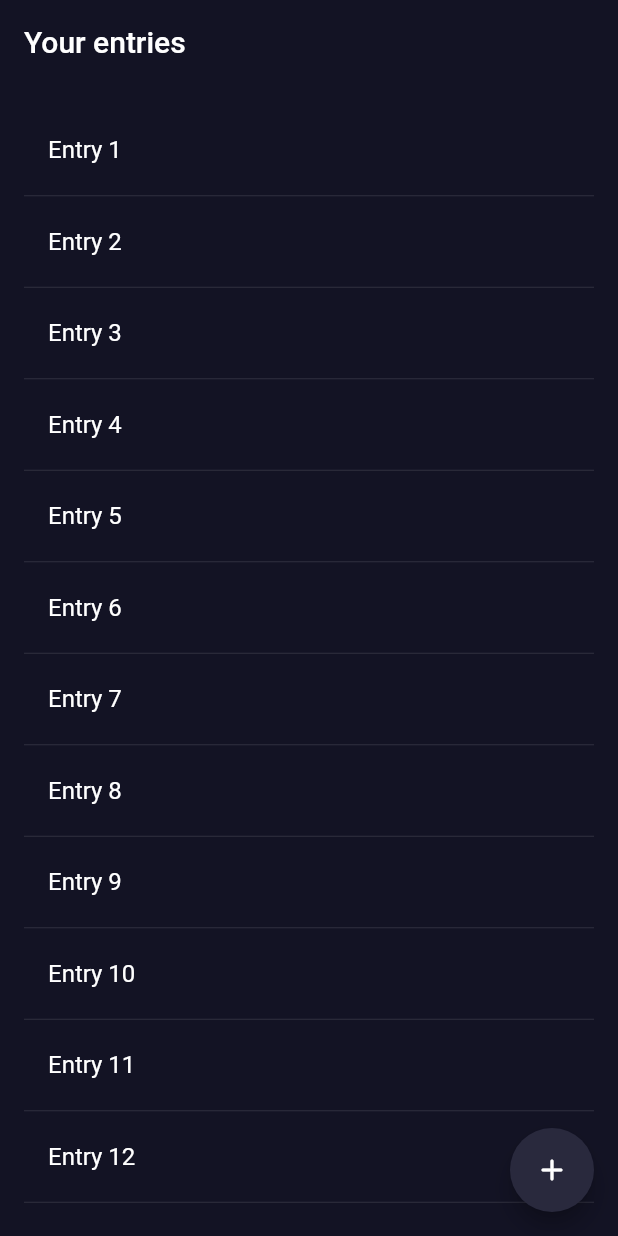
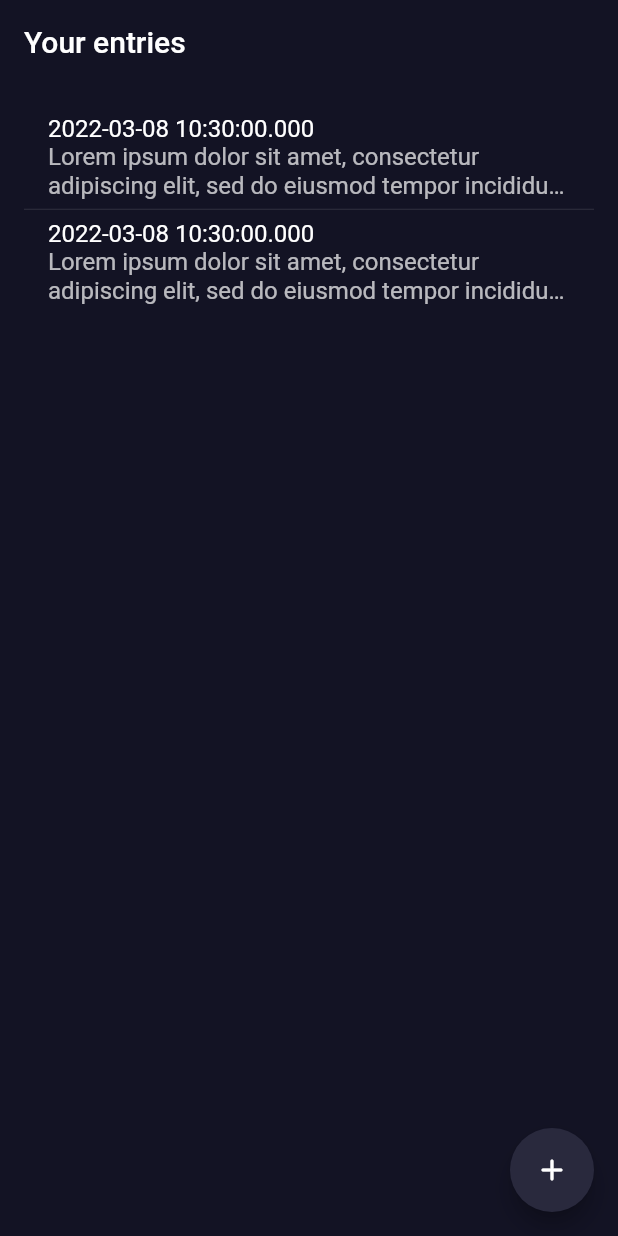
Before and after one commit to Basith-P/Dairy-App, a Flutter app: the screen it shows after launch, on a phone screen of 412 x 824 dp. Run offline on Flutter 3.47's test engine with Material 2 defaults, Android fonts, the phone set to English and light mode, and no system bars.

```diff
--- a/lib/config/routes/routes.dart
+++ b/lib/config/routes/routes.dart
@@ -9,7 +9,7 @@ const String authPage = 'auth';
 Route<dynamic> controller(RouteSettings settings) {
   switch (settings.name) {
     case homePage:
-      return MaterialPageRoute(builder: (_) => const HomePage());
+      return MaterialPageRoute(builder: (_) => HomePage());
     case authPage:
       return MaterialPageRoute(builder: (_) => AuthPage());
     default:
--- a/lib/config/themes/theme.dart
+++ b/lib/config/themes/theme.dart
@@ -11,7 +11,7 @@ class CustomTheme {
   static ThemeData get darkTheme => ThemeData.dark().copyWith(
         primaryColor: primaryColor,
         scaffoldBackgroundColor: primaryColorDark,
-        appBarTheme: AppBarTheme().copyWith(
+        appBarTheme: const AppBarTheme().copyWith(
           elevation: 0,
           backgroundColor: Colors.transparent,
         ),
--- a/lib/main.dart
+++ b/lib/main.dart
@@ -1,8 +1,10 @@
 import 'package:flutter/material.dart';
 import 'package:flutter/services.dart';
+import 'package:provider/provider.dart';
 
 import 'config/themes/theme.dart';
 import 'config/routes/routes.dart' as route;
+import 'providers/diary_provider.dart';
 
 void main() {
   WidgetsFlutterBinding.ensureInitialized();
@@ -10,7 +12,14 @@ void main() {
     DeviceOrientation.portraitUp,
     DeviceOrientation.portraitDown,
   ]);
-  runApp(const Diary());
+  runApp(
+    MultiProvider(
+      providers: [
+        ChangeNotifierProvider(create: (_) => DiaryProvider()),
+      ],
+      child: const Diary(),
+    ),
+  );
 }
 
 class Diary extends StatelessWidget {
--- a/lib/providers/diary_provider.dart
+++ b/lib/providers/diary_provider.dart
@@ -1,26 +1,26 @@
 import 'package:flutter/cupertino.dart';
 
 class DiaryModel {
-  final String id;
+  final String id = DateTime.now().toString().trim();
   final DateTime date;
-  final String text;
+  final String content;
 
-  DiaryModel({required this.id, required this.date, required this.text});
+  DiaryModel({required this.date, required this.content});
 }
 
-class Diary with ChangeNotifier {
-  final List<DiaryModel> _diary = [
+class DiaryProvider with ChangeNotifier {
+  final List<DiaryModel> _diaries = [
     DiaryModel(
-      id: '1',
       date: DateTime.now(),
-      text: '첫 번째 일기입니다.',
+      content:
+          'Lorem ipsum dolor sit amet, consectetur adipiscing elit, sed do eiusmod tempor incididunt ut labore et dolore magna aliqua. Ut enim ad minim veniam, quis nostrud exercitation ullamco laboris nisi ut aliquip ex ea commodo consequat. Duis aute irure dolor in reprehenderit in voluptate velit esse cillum dolore eu fugiat nulla pariatur. Excepteur sint occaecat cupidatat non proident, sunt in culpa qui officia deserunt mollit anim id est laborum.',
     ),
     DiaryModel(
-      id: '2',
       date: DateTime.now(),
-      text: '두 번째 일기입니다.',
+      content:
+          'Lorem ipsum dolor sit amet, consectetur adipiscing elit, sed do eiusmod tempor incididunt ut labore et dolore magna aliqua. Ut enim ad minim veniam, quis nostrud exercitation ullamco laboris nisi ut aliquip ex ea commodo consequat. Duis aute irure dolor in reprehenderit in voluptate velit esse cillum dolore eu fugiat nulla pariatur. Excepteur sint occaecat cupidatat non proident, sunt in culpa qui officia deserunt mollit anim id est laborum.',
     ),
   ];
 
-  List<DiaryModel> get diary => [..._diary];
+  List<DiaryModel> get allDiaries => [..._diaries];
 }
--- a/lib/views/home/home_page.dart
+++ b/lib/views/home/home_page.dart
@@ -1,10 +1,14 @@
 import 'package:flutter/material.dart';
+import 'package:provider/provider.dart';
+
+import '../../providers/diary_provider.dart';
 
 class HomePage extends StatelessWidget {
   const HomePage({Key? key}) : super(key: key);
 
   @override
   Widget build(BuildContext context) {
+    final List<DiaryModel> diaries = context.read<DiaryProvider>().allDiaries;
     return Scaffold(
       appBar: AppBar(
         title: const Text('Your entries'),
@@ -12,9 +16,14 @@ class HomePage extends StatelessWidget {
       body: ListView.separated(
         physics: const BouncingScrollPhysics(),
         padding: const EdgeInsets.fromLTRB(16, 16, 16, 0),
-        itemCount: 20,
+        itemCount: diaries.length,
         itemBuilder: (context, i) => ListTile(
-          title: Text('Entry ${i + 1}'),
+          title: Text(diaries[i].date.toString()),
+          subtitle: Text(
+            diaries[i].content,
+            maxLines: 2,
+            overflow: TextOverflow.ellipsis,
+          ),
           onTap: () {
             Navigator.pushNamed(context, '/entry', arguments: i);
           },
```
Also changed, not shown: pubspec.yaml (+11 -10 lines), pubspec.lock.
